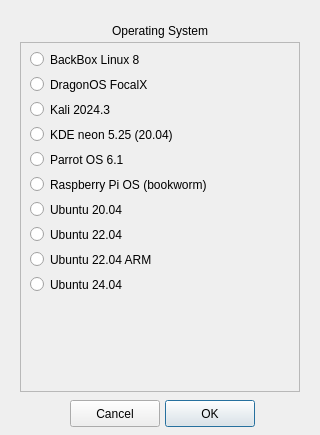
First picture: the form in UI/install.ui, repository ainfosec/FISSURE, before the edit.
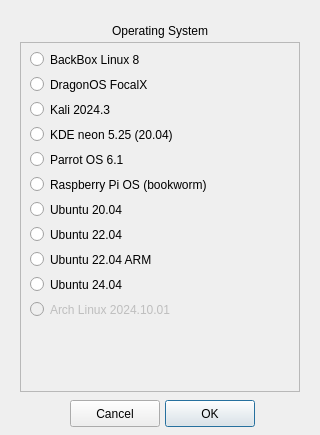
Second picture: the form after the edit. Icons and pictures are not drawn.

What changed in the file:
```diff
--- a/UI/install.ui
+++ b/UI/install.ui
@@ -234,6 +234,22 @@
      <string>Ubuntu 24.04</string>
     </property>
    </widget>
+   <widget class="QRadioButton" name="radioButton_arch_linux">
+    <property name="enabled">
+     <bool>false</bool>
+    </property>
+    <property name="geometry">
+     <rect>
+      <x>10</x>
+      <y>255</y>
+      <width>180</width>
+      <height>25</height>
+     </rect>
+    </property>
+    <property name="text">
+     <string>Arch Linux 2024.10.01</string>
+    </property>
+   </widget>
   </widget>
  </widget>
  <resources/>
```
